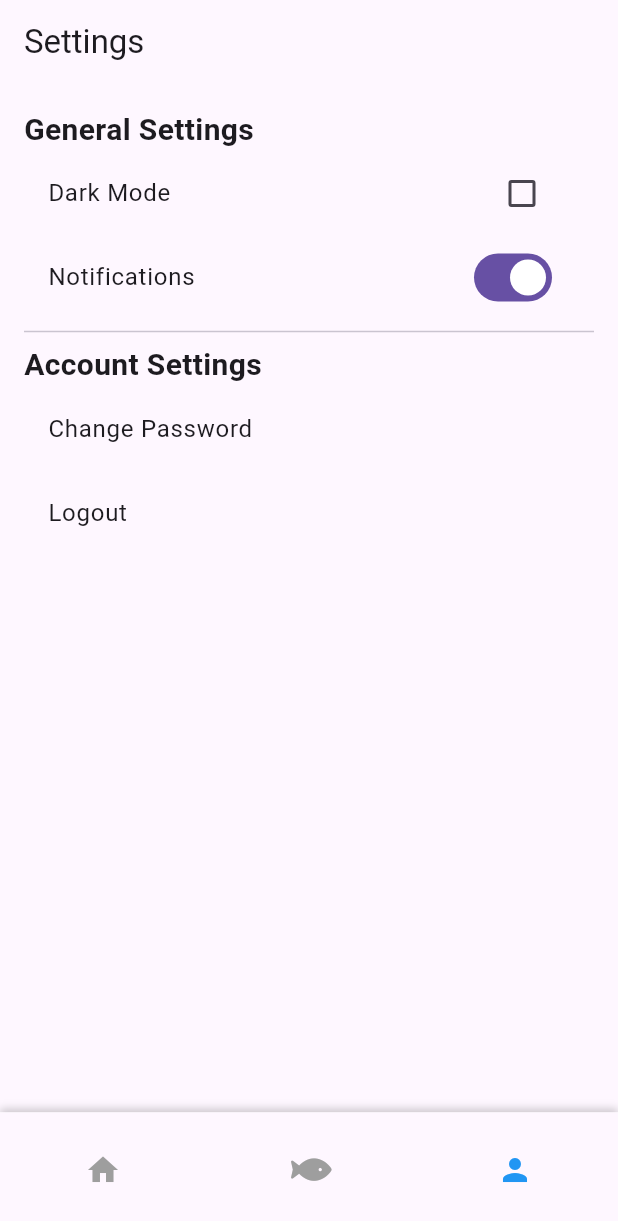
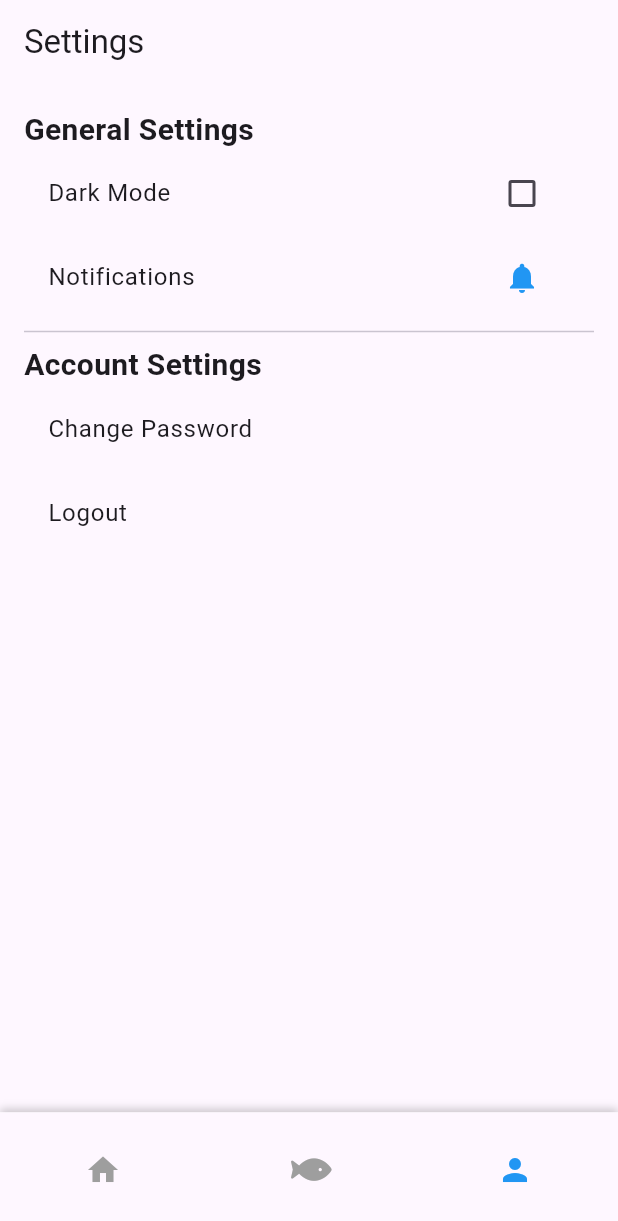
Before and after one commit to benninghoven/smart-aquarium, a Flutter app: the PagesView screen opened directly, item 3 of the bottom bar chosen, on a phone screen of 412 x 824 dp. Shown: the top 1221 px of the screen. Run offline on Flutter 3.47's test engine with Material 3 defaults, Android fonts, the phone set to English and light mode, and no system bars; our stand-ins replace fl_chart, fluttertoast, font_awesome_flutter; network calls fail.

Commit message:
Added some more UI stuff

```diff
--- a/src/flutter/lib/Login.dart
+++ b/src/flutter/lib/Login.dart
@@ -318,7 +318,7 @@ class _PagesViewState extends State<PagesView>
             children:  [
               FirstScreen(),
               SecondScreen(),
-              ThirdScreen(toggleTheme: () {  },),
+              ThirdScreen(toggleTheme: () {  }, isDarkTheme: false),
             ],
           ),
           Align(
@@ -351,6 +351,7 @@ class _SecondScreenState extends State<SecondScreen> {
   String selectedFish = '';
   Map<String, dynamic> fishData = {};
   late List<dynamic> jsonData; // Define jsonData as a class-level variable
+  bool isDarkTheme = false; // New variable to track the theme
 
 Future<void> fetchOurData() async {
   try {
@@ -517,7 +518,18 @@ Future<void> fetchOurData() async {
         title: const Text('Select Fish', textAlign: TextAlign.center,),
         centerTitle: true,
       ),
-      body: Center(
+      body: Container(
+        decoration: BoxDecoration(
+          gradient: LinearGradient(
+            begin: Alignment.topCenter,
+            end: Alignment.bottomCenter,
+            colors: isDarkTheme
+                ? [Colors.blueGrey.shade900, Colors.blueGrey.shade700]
+                : [Colors.blue.shade200, Colors.blue.shade400],
+          ),
+        ),
+        child: Center(
+
         child: Column(
           mainAxisAlignment: MainAxisAlignment.center,
           children: [
@@ -549,6 +561,7 @@ Future<void> fetchOurData() async {
           ],
         ),
       ),
+    )
     );
   }
 }
@@ -558,29 +571,22 @@ Future<void> fetchOurData() async {
 class ThirdScreen extends StatefulWidget {
   final VoidCallback toggleTheme;
 
-  const ThirdScreen({Key? key, required this.toggleTheme}) : super(key: key);
+  final bool isDarkTheme;
+
+  const ThirdScreen({Key? key, required this.isDarkTheme, required this.toggleTheme}) : super(key: key);
 
   @override
-  _ThirdScreenState createState() => _ThirdScreenState();
+  _ThirdScreenState createState() => _ThirdScreenState(isDarkTheme: isDarkTheme);
 }
 class _ThirdScreenState extends State<ThirdScreen> {
   bool useSystemTheme = true; // Track if the system theme should be used
-  bool isDarkTheme = false; // New variable to track the theme
+  bool isNotificationEnabled = true; // Track the state of the notification
+  final bool isDarkTheme;
+  _ThirdScreenState({required this.isDarkTheme});
 
-  void toggleTheme() {
-    setState(() {
-      if (useSystemTheme == isDarkTheme) {
-        useSystemTheme = false;
-        isDarkTheme = !isDarkTheme;
-      } else if (useSystemTheme != isDarkTheme) {
-        useSystemTheme = false;
-        isDarkTheme = !isDarkTheme;
-      }
-    });
-  }
+
   @override
   Widget build(BuildContext context) {
-    bool isDarkModeEnabled = Theme.of(context).brightness == Brightness.dark;
 
     return Scaffold(
       appBar: AppBar(
@@ -599,22 +605,31 @@ class _ThirdScreenState extends State<ThirdScreen> {
             ListTile(
               title: Text('Dark Mode'),
               trailing: Checkbox(
-                value: isDarkModeEnabled,
+                value: isDarkTheme,
                 onChanged: (_) {
                   print('Checkbox onChanged triggered');
-                  widget.toggleTheme(); // Call toggleTheme function
+
                 },
               ),
             ),
+             // Track the state of the notification
+
             ListTile(
               title: Text('Notifications'),
-              trailing: Switch(
-                value: true, // Example, you can set this value based on user preference
-                onChanged: (value) {
-                  // Implement logic to toggle notifications
+              trailing: IconButton(
+                icon: Icon(
+                  isNotificationEnabled ? Icons.notifications : Icons.notifications_off,
+                  color: isNotificationEnabled ? Colors.blue : Colors.grey,
+                ),
+                onPressed: () {
+                  setState(() {
+                    // Toggle the state of the notification
+                    isNotificationEnabled = !isNotificationEnabled;
+                  });
                 },
               ),
             ),
+
             Divider(), // A divider for visual separation
 
             Text(
```
